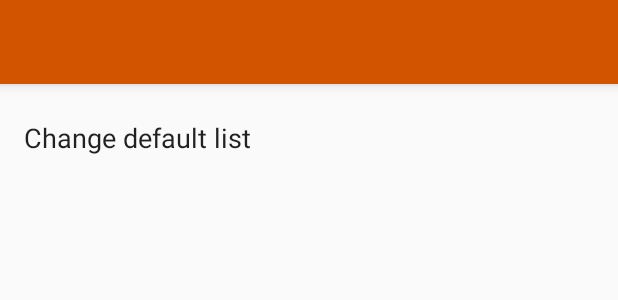
After one commit to Rhadammanthis/TheMovieLister, an Android app: the layout activity_settings.xml on its own in the app's theme, with its tools: preview values and no code run, on a phone screen of 412 x 824 dp. The commit adds this screen. Shown: the top 300 px of the screen. Run offline under Robolectric (Android 15) with nearby library versions, the phone set to English and light mode, and no system bars.

Commit message:
New feature
Settings activity added. user can now select the default Movie List to load when the app is launched

```diff
--- a/app/src/main/AndroidManifest.xml
+++ b/app/src/main/AndroidManifest.xml
@@ -44,8 +44,9 @@
         <activity
             android:name=".ui.SearchActivity"
             android:screenOrientation="portrait"
-            android:theme="@style/Theme.TheMovieLister.AppCompat"></activity>
-        <activity android:name=".ui.MovieActivity"></activity>
+            android:theme="@style/Theme.TheMovieLister.AppCompat" />
+        <activity android:name=".ui.MovieActivity" />
+        <activity android:name=".ui.SettingsActivity"></activity>
     </application>
 
 </manifest>
--- a/app/src/main/java/me/hugomedina/themovielister/adapter/MainPagerAdapter.java
+++ b/app/src/main/java/me/hugomedina/themovielister/adapter/MainPagerAdapter.java
@@ -40,7 +40,7 @@ public class MainPagerAdapter extends FragmentStatePagerAdapter {
     public CharSequence getPageTitle(int position) {
         switch (position) {
             case 0:
-                return movieList.getName();
+                return "Movies";
             case 1:
                 return "Statistics";
         }
--- /dev/null
+++ b/app/src/main/res/layout/activity_settings.xml
@@ -0,0 +1,28 @@
+<?xml version="1.0" encoding="utf-8"?>
+<LinearLayout xmlns:android="http://schemas.android.com/apk/res/android"
+    xmlns:tools="http://schemas.android.com/tools"
+    android:layout_width="match_parent"
+    android:layout_height="match_parent"
+    android:orientation="vertical"
+    tools:context="me.hugomedina.themovielister.ui.SettingsActivity">
+
+    <include android:id="@+id/toolbar"
+        layout="@layout/toolbar" />
+
+    <RelativeLayout
+        android:id="@+id/settings_main_list"
+        android:paddingLeft="16dip"
+        android:layout_width="match_parent"
+        android:layout_height="72dip">
+
+        <TextView
+            android:layout_centerVertical="true"
+            android:textSize="18sp"
+            android:layout_width="wrap_content"
+            android:layout_height="wrap_content"
+            android:textAppearance="?android:attr/textAppearanceLarge"
+            android:text="@string/settings_select_list" />
+
+    </RelativeLayout>
+
+</LinearLayout>
```
Also changed, not shown: app/src/main/java/me/hugomedina/themovielister/ui/BaseActivity.java (added, +92 -0 lines), app/src/main/java/me/hugomedina/themovielister/ui/MainActivity.java (+56 -0 lines), app/src/main/java/me/hugomedina/themovielister/ui/SettingsActivity.java (added, +135 -0 lines), app/src/main/res/menu/menu_principal.xml (+9 -4 lines), app/src/main/res/values/strings.xml (+12 -0 lines), app/src/main/res/drawable/ic_settings_black_48.png (added), 2 other files.
